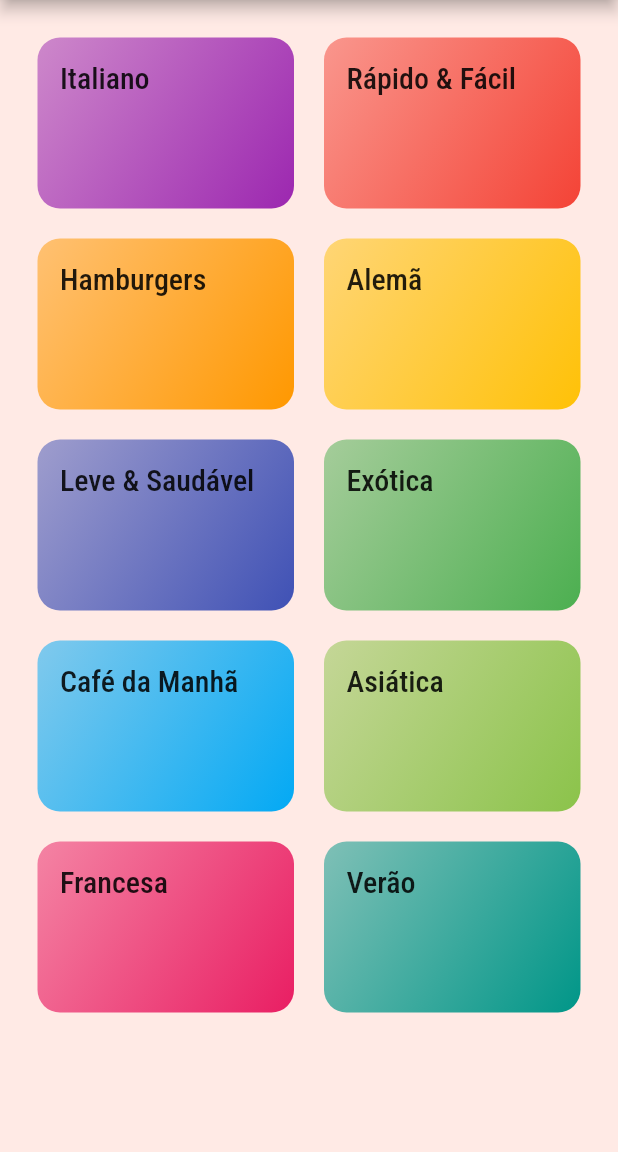
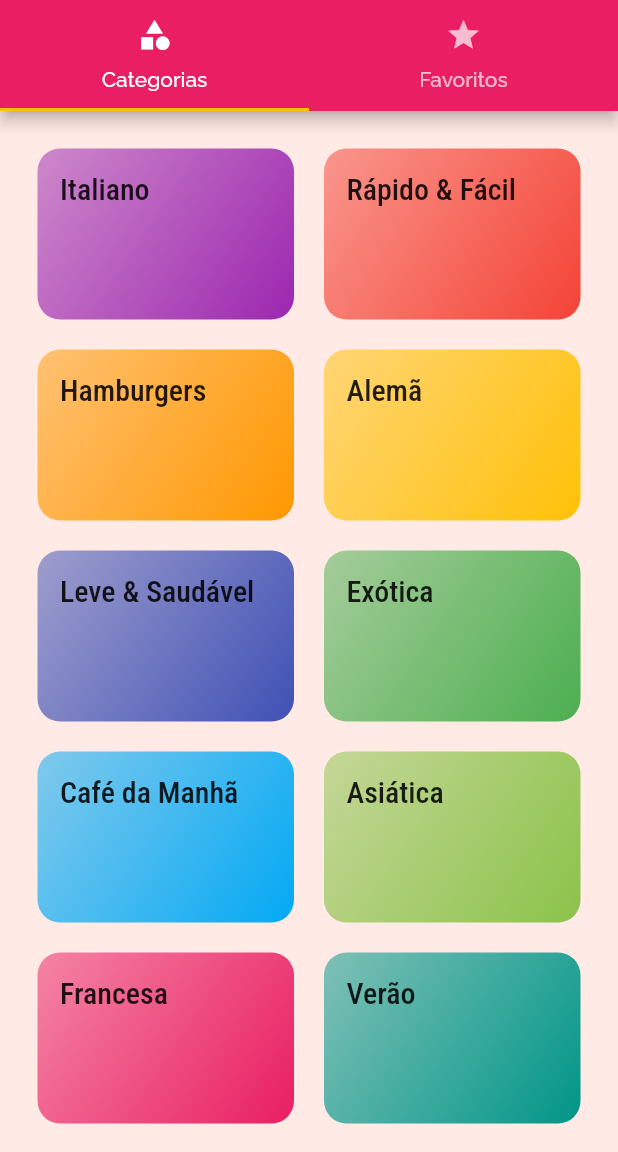
Before and after one commit to jfcbxp/flutter-meals-curso, a Flutter app: the screen it shows after launch, on a phone screen of 412 x 824 dp, the part 84-1236 px from its top. Run offline on Flutter 3.47's test engine with Material 2 defaults, Android fonts, the phone set to English and light mode, and no system bars.

Commit message:
adicionado abas de categorias e favoritos

```diff
--- a/lib/components/category_item.dart
+++ b/lib/components/category_item.dart
@@ -1,6 +1,5 @@
 import 'package:flutter/material.dart';
 import '../models/category.dart';
-import '../screens/categories_meals_screen.dart';
 import '../utils/app_routes.dart';
 
 class CategoryItem extends StatelessWidget {
--- a/lib/main.dart
+++ b/lib/main.dart
@@ -3,6 +3,7 @@ import 'package:receitas/screens/meal_detail_screen.dart';
 import 'screens/categories_screen.dart';
 import 'screens/categories_meals_screen.dart';
 import 'utils/app_routes.dart';
+import 'screens/tabs_screen.dart';
 
 void main() => runApp(MyApp());
 
@@ -22,7 +23,7 @@ class MyApp extends StatelessWidget {
               titleLarge:
                   TextStyle(fontSize: 20, fontFamily: 'RobotoCondensed'))),
       routes: {
-        AppRoutes.HOME: (ctx) => CategoriesScreen(),
+        AppRoutes.HOME: (ctx) => TabsScreen(),
         AppRoutes.CATEGORIES_MEALS: (ctx) => CategoriesMealsScreen(),
         AppRoutes.MEAL_DETAIL: (ctx) => MealDetailScreen(),
       },
--- a/lib/models/meal.dart
+++ b/lib/models/meal.dart
@@ -1,5 +1,3 @@
-import 'package:flutter/foundation.dart';
-
 enum Complexity { simple, medium, difficult }
 
 enum Cost { cheap, fair, expensive }
--- a/lib/screens/categories_screen.dart
+++ b/lib/screens/categories_screen.dart
@@ -7,12 +7,7 @@ class CategoriesScreen extends StatelessWidget {
 
   @override
   Widget build(BuildContext context) {
-    return Scaffold(
-      appBar: AppBar(
-        title: Text("Vamos Cozinhar?"),
-        centerTitle: true,
-      ),
-      body: GridView(
+    return GridView(
       padding: EdgeInsets.all(25),
       gridDelegate: SliverGridDelegateWithMaxCrossAxisExtent(
           maxCrossAxisExtent: 200,
@@ -22,7 +17,6 @@ class CategoriesScreen extends StatelessWidget {
       children: dummyCategories.map((cat) {
         return CategoryItem(cat);
       }).toList(),
-      ),
     );
   }
 }
--- /dev/null
+++ b/lib/screens/favorite_screen.dart
@@ -0,0 +1,12 @@
+import 'package:flutter/material.dart';
+
+class FavoriteScreen extends StatelessWidget {
+  const FavoriteScreen({super.key});
+
+  @override
+  Widget build(BuildContext context) {
+    return Center(
+      child: Text('Minhas Refeições Favoritas!'),
+    );
+  }
+}
--- /dev/null
+++ b/lib/screens/tabs_screen.dart
@@ -0,0 +1,31 @@
+import 'package:flutter/material.dart';
+import 'categories_screen.dart';
+import 'favorite_screen.dart';
+
+class TabsScreen extends StatelessWidget {
+  const TabsScreen({super.key});
+
+  @override
+  Widget build(BuildContext context) {
+    return DefaultTabController(
+      length: 2,
+      child: Scaffold(
+        appBar: AppBar(
+          title: Text('Vamos Cozinhar?'),
+          centerTitle: true,
+          bottom: TabBar(tabs: [
+            Tab(
+              icon: Icon(Icons.category),
+              text: 'Categorias',
+            ),
+            Tab(
+              icon: Icon(Icons.star),
+              text: 'Favoritos',
+            )
+          ]),
+        ),
+        body: TabBarView(children: [CategoriesScreen(), FavoriteScreen()]),
+      ),
+    );
+  }
+}
```
Lines whose indentation alone changed are shown as unchanged.
